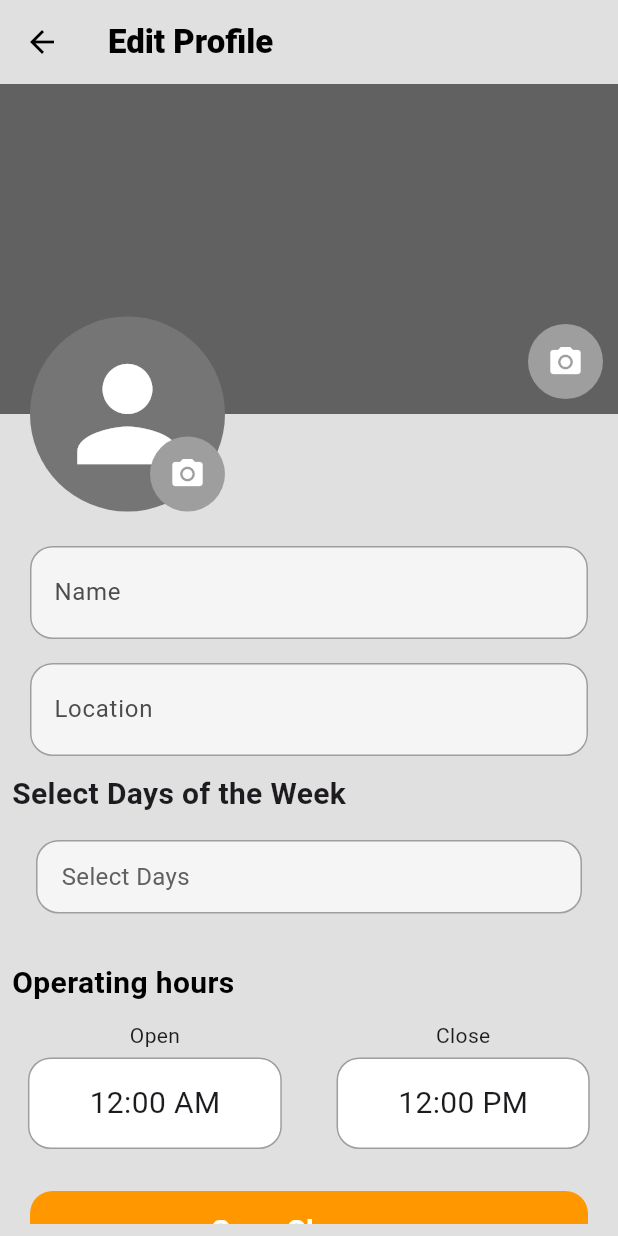
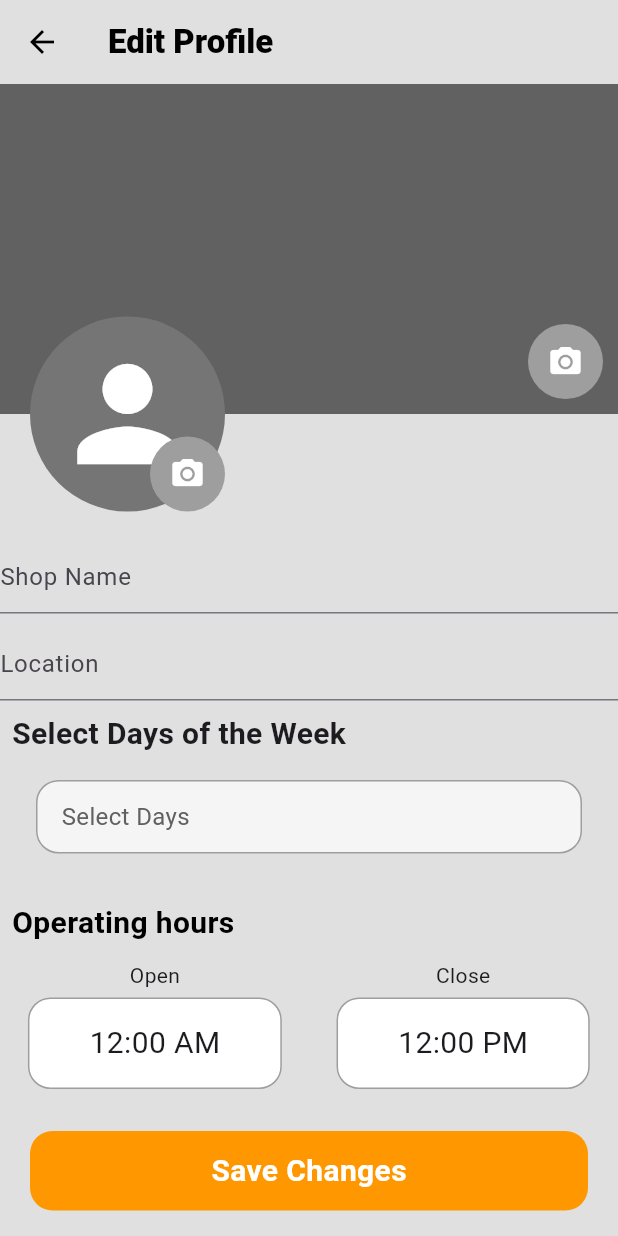
Before and after one commit to TechPyllars2024/AutoCareAutomotive, a Flutter app: the AutomotiveEditProfile screen opened directly, on a phone screen of 412 x 824 dp. Run offline on Flutter 3.47's test engine with Material 3 defaults, Android fonts, the phone set to English and light mode, and no system bars; our stand-ins replace cloud_firestore, curved_navigation_bar, firebase_auth, firebase_core, firebase_storage, flutter_animate and 4 more; missing offline and left inert: flutter_pannable_rating_bar; accounts and stored records are empty; network calls fail.

Commit message:
Changed TextField

```diff
--- a/lib/ProfileManagement/screens/automotive_edit_profile.dart
+++ b/lib/ProfileManagement/screens/automotive_edit_profile.dart
@@ -3,7 +3,7 @@ import 'dart:io';
 import 'package:autocare_automotiveshops/ProfileManagement/screens/automotive_profile.dart';
 import 'package:autocare_automotiveshops/ProfileManagement/services/automotive_shop_edit_profile_services.dart';
 import 'package:autocare_automotiveshops/ProfileManagement/widgets/button.dart';
-import 'package:autocare_automotiveshops/ProfileManagement/widgets/text_field.dart';
+// import 'package:autocare_automotiveshops/ProfileManagement/widgets/text_field.dart';
 import 'package:autocare_automotiveshops/ProfileManagement/widgets/timeSelection.dart';
 import 'package:autocare_automotiveshops/ProfileManagement/widgets/dropdown.dart';
 import 'package:autocare_automotiveshops/ProfileManagement/widgets/daysOftheWeek.dart';
@@ -25,6 +25,8 @@ class _AutomotiveEditProfileState extends State<AutomotiveEditProfile> {
 
   File? _coverImage;
   File? _profileImage;
+  final TextEditingController _shopNameController = TextEditingController();
+  final TextEditingController _locationController = TextEditingController();
   final AutomotiveShopEditProfileServices _automotiveShopEditProfileServices = AutomotiveShopEditProfileServices();
 
   final double coverHeight = 220;
@@ -116,20 +118,20 @@ class _AutomotiveEditProfileState extends State<AutomotiveEditProfile> {
     );
   }
 
-  Widget buildInputs() => const Column(
+  Widget buildInputs() => Column(
         children: [
-          TextFieldInput(
-            //icon: Icons.email,
-            //textEditingController: emailController,
-            hintText: 'Name',
-            textInputType: TextInputType.text,
+          TextField(
+            controller: _shopNameController,
+            decoration: const InputDecoration(
+              hintText: 'Shop Name',
+            ),
           ),
-          SizedBox(height: 10),
-          TextFieldInput(
-            //icon: Icons.email,
-            //textEditingController: emailController,
-            hintText: 'Location',
-            textInputType: TextInputType.text,
+          const SizedBox(height: 10),
+          TextField(
+            controller: _locationController,
+            decoration: const InputDecoration(
+              hintText: 'Location',
+            ),
           ),
         ],
       );
```
